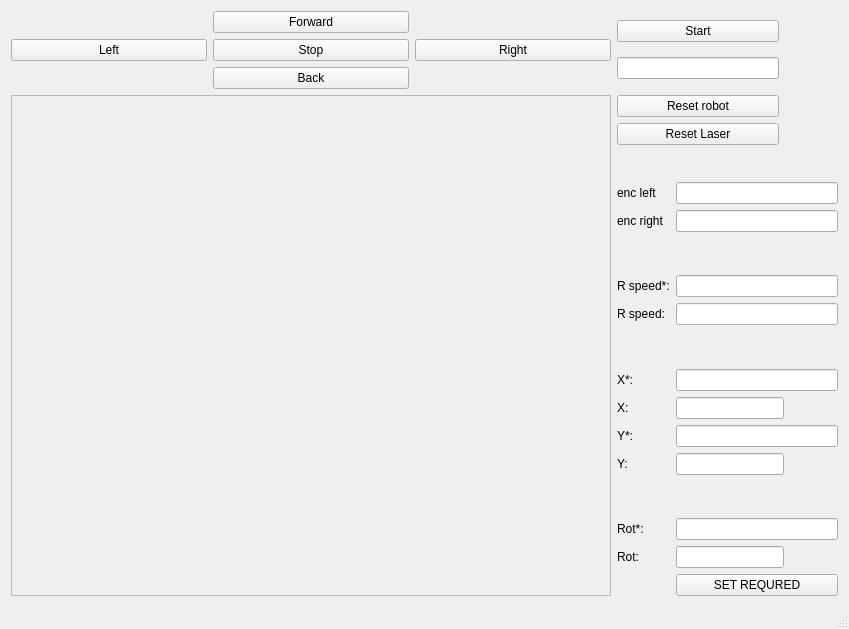
Qt form build-demoRMR-Desktop_Qt_5_14_1_GCC_64bit-Debug/demoRMR/mainwindow.ui (Patrik-654123/RMR) before a commit.
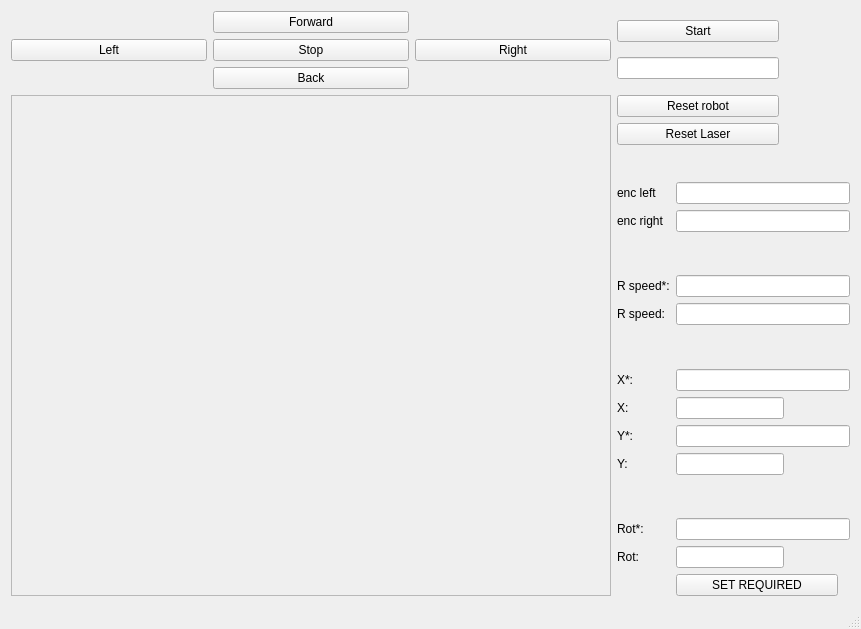
The same form after that commit.

```diff
--- a/build-demoRMR-Desktop_Qt_5_14_1_GCC_64bit-Debug/demoRMR/mainwindow.ui
+++ b/build-demoRMR-Desktop_Qt_5_14_1_GCC_64bit-Debug/demoRMR/mainwindow.ui
@@ -6,7 +6,7 @@
    <rect>
     <x>0</x>
     <y>0</y>
-    <width>841</width>
+    <width>861</width>
     <height>629</height>
    </rect>
   </property>
@@ -393,7 +393,7 @@
            </size>
           </property>
           <property name="text">
-           <string>SET REQURED</string>
+           <string>SET REQUIRED</string>
           </property>
          </widget>
         </item>
```
